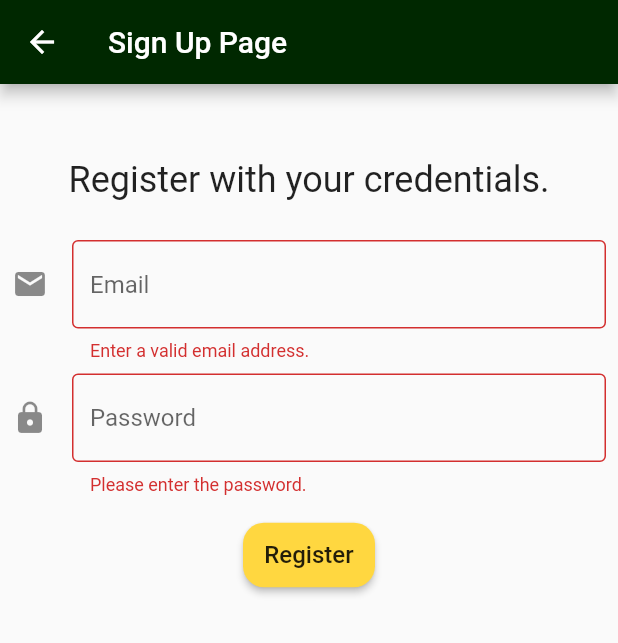
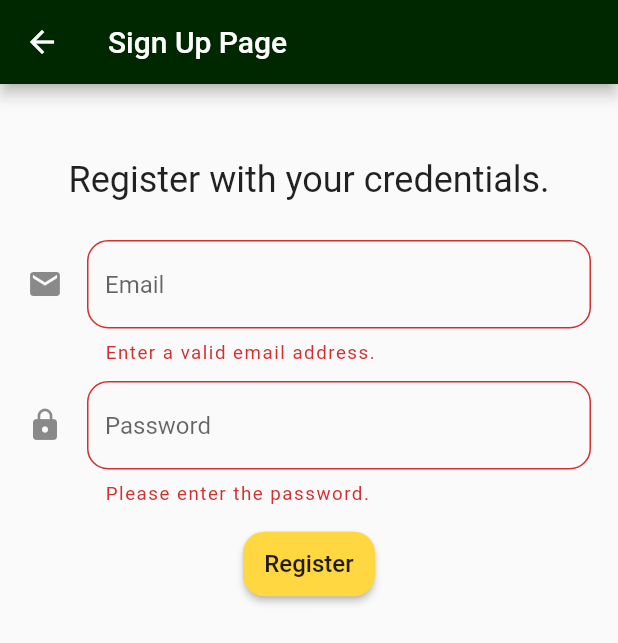
Before and after one commit to kylethedeveloper/SBMD-MobileApp, a Flutter app: the SignUpPage screen opened directly, after a tap on "Register", on a phone screen of 412 x 824 dp. Shown: the top 643 px of the screen. Run offline on Flutter 3.47's test engine with Material 2 defaults, Android fonts, the phone set to English and light mode, and no system bars; our stand-ins replace email_validator, firebase_auth, flutter_spinkit; accounts and stored records are empty.

Commit message:
Login and Register are working completely with an addition of a loading screen

```diff
--- a/lib/Models/user.dart
+++ b/lib/Models/user.dart
@@ -2,9 +2,10 @@
 
 class User {
 
-  final String uid;
-  bool isEmailVerified;
+	final String uid;
 
-  User({ this.uid , this.isEmailVerified });
+	//bool isEmailVerified;
 
+	//User({ this.uid , this.isEmailVerified });
+	User({ this.uid });
 }
--- a/lib/Pages/Setup/signUp.dart
+++ b/lib/Pages/Setup/signUp.dart
@@ -1,7 +1,7 @@
 import 'package:flutter/material.dart';
-import 'package:smart_baby_monitoring_device/Pages/Setup/signIn.dart';
-import 'package:firebase_auth/firebase_auth.dart';
 import 'package:email_validator/email_validator.dart';
+import 'package:smart_baby_monitoring_device/Services/auth.dart';
+import 'package:smart_baby_monitoring_device/Shared/loading.dart';
 
 class SignUpPage extends StatefulWidget {
 	@override
@@ -9,12 +9,14 @@ class SignUpPage extends StatefulWidget {
 }
 
 class _SignUpPageState extends State<SignUpPage> {
+	final AuthService _auth = AuthService();
+	final GlobalKey<FormState> _formKey = GlobalKey<FormState>();
 	String _email, _password;
-  final GlobalKey<FormState> _formKey = GlobalKey<FormState>();
+	bool loading = false;
 
 	@override
 	Widget build(BuildContext context) {
-    return Scaffold(
+		return loading ? Loading("Registering...") : Scaffold(
 				appBar: AppBar(
 					backgroundColor: Color.fromARGB(255, 0, 40, 0),
 					title: Text("Sign Up Page"),
@@ -26,28 +28,33 @@ class _SignUpPageState extends State<SignUpPage> {
 						children: <Widget>[
 							Padding(
 								padding: const EdgeInsets.fromLTRB(24, 50, 24, 18),
-                child: Text("Register with your credentials.",
-                    style: Theme.of(context).textTheme.headline),
+								child: Text("Register with your credentials.", style: Theme
+										.of(context)
+										.textTheme
+										.headline),
 							),
 							Form(
 									key: _formKey,
 									child: Column(
 										children: <Widget>[
 											Padding(
-                        padding: const EdgeInsets.fromLTRB(8, 8, 8, 4),
+												padding: const EdgeInsets.fromLTRB(18, 8, 18, 4),
 												child: TextFormField(
 													decoration: InputDecoration(
+														errorStyle: TextStyle(letterSpacing: 1, fontSize: 12.5),
 														icon: Icon(Icons.email),
 														alignLabelWithHint: true,
-                            border: OutlineInputBorder(),
+														border: OutlineInputBorder(borderRadius: BorderRadius.circular(14)),
 														labelText: 'Email',
 													),
 													validator: (input) {
 														if (!EmailValidator.validate(input)) {
 															return "Enter a valid email address.";
-                            } else if (input.isEmpty) {
+														}
+														else if (input.isEmpty) {
 															return "Please enter the email.";
-                            } else {
+														}
+														else {
 															return null;
 														}
 													},
@@ -55,18 +62,23 @@ class _SignUpPageState extends State<SignUpPage> {
 												),
 											),
 											Padding(
-                        padding: const EdgeInsets.fromLTRB(8, 4, 8, 4),
+												padding: const EdgeInsets.fromLTRB(18, 8, 18, 4),
 												child: TextFormField(
 													decoration: InputDecoration(
+														errorStyle: TextStyle(letterSpacing: 1, fontSize: 12.5),
 														icon: Icon(Icons.lock),
 														alignLabelWithHint: true,
-                            border: OutlineInputBorder(),
+														border: OutlineInputBorder(borderRadius: BorderRadius.circular(14)),
 														labelText: 'Password',
 													),
 													validator: (input) {
 														if (input.isEmpty) {
 															return "Please enter the password.";
-                            } else {
+														}
+														else if (input.length <= 6) {
+															return "Password must be at least 6 characters.";
+														}
+														else {
 															return null;
 														}
 													},
@@ -77,7 +89,30 @@ class _SignUpPageState extends State<SignUpPage> {
 											Padding(
 												padding: const EdgeInsets.all(12.0),
 												child: RaisedButton(
-                          onPressed: signUp,
+													onPressed: () async {
+														final formState = _formKey.currentState;
+														if (formState.validate()) { // if the inputs are valid
+															formState.save(); // save email and password variables
+															setState(() => loading = true); // loading screen on
+															dynamic result = await _auth.signUp(_email, _password);
+															if (result == null) {
+																print("Couldn't sign up. Try again later.");
+																setState(() => loading = false); // loading screen off
+															}
+															else {
+																print('signed up');
+																print(result.uid); // print the uid to the console
+																//print(result.isEmailVerified); // print if email is verified to the console
+																if (Navigator.canPop(context)) {
+																	print("PopHereSignUp"); // info print
+																	Navigator.pop(context); // pop the login screen to previous one
+																}
+															}
+														}
+														else {
+															print("Not Valid Inputs");
+														}
+													},
 													child: Text(
 														"Register",
 														textAlign: TextAlign.center,
@@ -85,8 +120,7 @@ class _SignUpPageState extends State<SignUpPage> {
 													),
 													color: Colors.amberAccent,
 													padding: const EdgeInsets.all(12.0),
-                          shape: RoundedRectangleBorder(
-                              borderRadius: BorderRadius.circular(14.0)),
+													shape: RoundedRectangleBorder(borderRadius: BorderRadius.circular(14.0)),
 												),
 											)
 										],
@@ -95,21 +129,4 @@ class _SignUpPageState extends State<SignUpPage> {
 					),
 				));
 	}
-
-  Future<void> signUp() async {
-    final formState = _formKey.currentState;
-    if (formState.validate()) {
-      formState.save(); // save email and password variables
-      try {
-        AuthResult user = await FirebaseAuth.instance.createUserWithEmailAndPassword(email: _email, password: _password);
-        //user.emailVerification();
-        //TODO: Display user that an email is sent.
-        Navigator.of(context).pop();
-        Navigator.pushReplacement(
-            context, MaterialPageRoute(builder: (context) => LoginPage()));
-      } catch (e) {
-        print(e.message);
 }
-    }
-  }
-}
--- a/pubspec.yaml
+++ b/pubspec.yaml
@@ -25,7 +25,8 @@ dependencies:
   cupertino_icons: ^0.1.2
   firebase_auth: ^0.15.5+3
   email_validator: ^1.0.4
-  cloud_firestore: ^0.13.5
+  provider: ^4.0.5
+  flutter_spinkit: "^4.1.2"
 
 dev_dependencies:
   flutter_test:
```
Also changed, not shown: lib/Pages/Home/home.dart (+13 -0 lines), lib/Pages/Setup/signIn.dart (+63 -35 lines), lib/Pages/wrapper.dart (+14 -6 lines), lib/Services/auth.dart (+69 -13 lines), lib/Shared/loading.dart (added, +58 -0 lines), lib/main.dart (+13 -7 lines), lib/Pages/Setup/welcome.dart (indentation only), pubspec.lock. Lines whose indentation alone changed are shown as unchanged.
